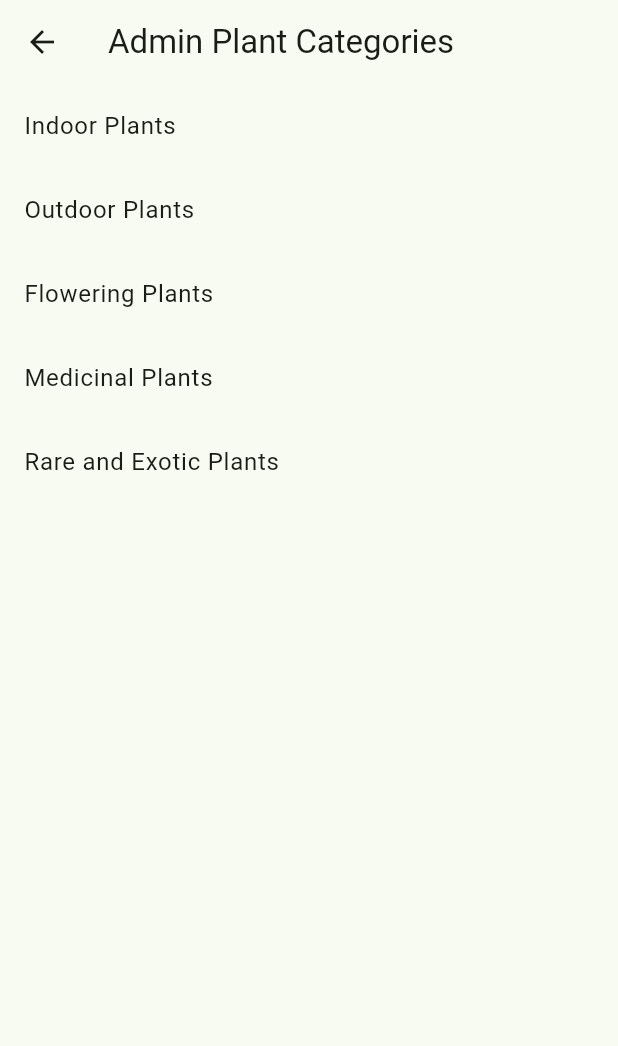
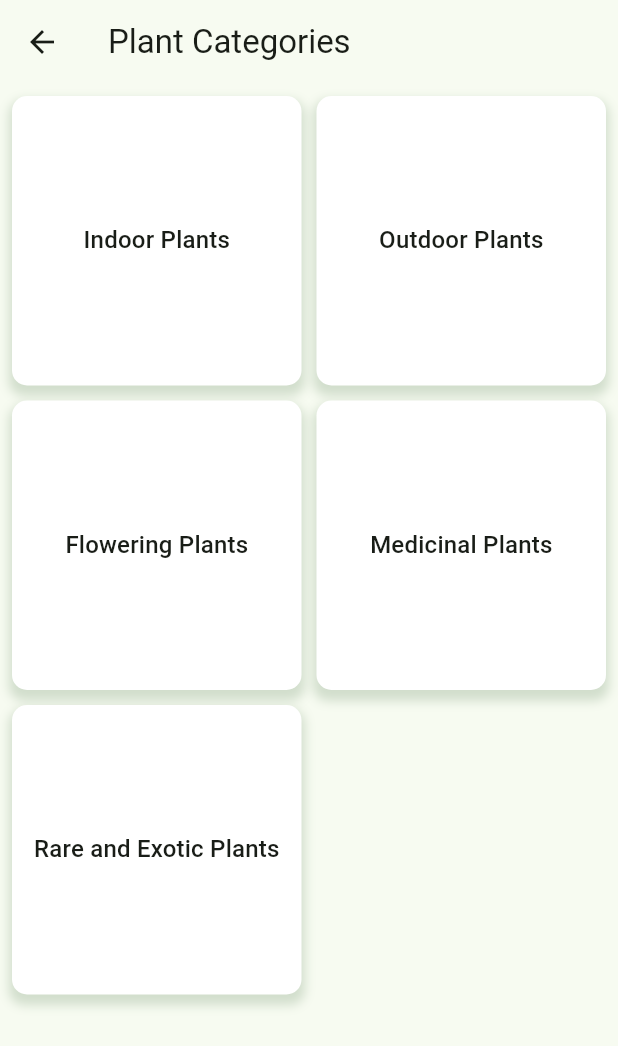
Before and after one commit to Sharangan13/project2_admin, a Flutter app: the AdminManagePage screen opened directly, after a tap on "Plants", on a phone screen of 412 x 824 dp. Shown: the top 1046 px of the screen. Run offline on Flutter 3.47's test engine with Material 2 defaults, Android fonts, the phone set to English and light mode, and no system bars; our stand-ins replace firebase_core; missing offline and left inert: qr_code_scanner; accounts and stored records are empty.

Commit message:
admin home page ui design 60%

```diff
--- a/lib/AdminManagePage.dart
+++ b/lib/AdminManagePage.dart
@@ -6,30 +6,83 @@ class AdminManagePage extends StatelessWidget {
   Widget build(BuildContext context) {
     return Scaffold(
       appBar: AppBar(
-        title: Text('Admin Manage Plants and Equipment'),
+        title: Text(''),
       ),
-      body: ListView(
+      body: Container(
+        child: Row(
           children: [
-          ListTile(
-            title: Text('Plants'),
+            Expanded(
+              child: GestureDetector(
                 onTap: () {
                   Navigator.push(
                     context,
                     MaterialPageRoute(
-                    builder: (context) => AdminPlantCategoriesPage()),
+                      builder: (context) => AdminPlantCategoriesPage(),
+                    ),
                   );
                 },
+                child: SizedBox(
+                  height: 150,
+                  child: Container(
+                    decoration: BoxDecoration(
+                      color: Colors.white,
+                      borderRadius: BorderRadius.circular(10),
+                      boxShadow: [
+                        BoxShadow(
+                          offset: const Offset(0, 5),
+                          color: Theme.of(context).primaryColor.withOpacity(.2),
+                          spreadRadius: 2,
+                          blurRadius: 5,
                         ),
-          ListTile(
-            title: Text('Equipment'),
+                      ],
+                    ),
+                    child: Center(
+                      child: Text(
+                        'Plants',
+                        style: Theme.of(context).textTheme.titleMedium,
+                      ),
+                    ),
+                  ),
+                ),
+              ),
+            ),
+            Expanded(
+              child: GestureDetector(
                 onTap: () {
                   Navigator.push(
                     context,
-                MaterialPageRoute(builder: (context) => AdminEquipmentPage()),
+                    MaterialPageRoute(
+                      builder: (context) => AdminEquipmentPage(),
+                    ),
                   );
                 },
+                child: SizedBox(
+                  height: 150,
+                  child: Container(
+                    decoration: BoxDecoration(
+                      color: Colors.white,
+                      borderRadius: BorderRadius.circular(10),
+                      boxShadow: [
+                        BoxShadow(
+                          offset: const Offset(0, 5),
+                          color: Theme.of(context).primaryColor.withOpacity(.2),
+                          spreadRadius: 2,
+                          blurRadius: 5,
                         ),
                       ],
+                    ),
+                    child: Center(
+                      child: Text(
+                        'Equipment',
+                        style: Theme.of(context).textTheme.titleMedium,
+                      ),
+                    ),
+                  ),
+                ),
+              ),
+            ),
+          ],
+        ),
       ),
     );
   }
@@ -48,23 +101,53 @@ class AdminPlantCategoriesPage extends StatelessWidget {
   Widget build(BuildContext context) {
     return Scaffold(
       appBar: AppBar(
-        title: Text('Admin Plant Categories'),
+        title: Text('Plant Categories'),
       ),
-      body: ListView.builder(
-        itemCount: plantCategories.length,
-        itemBuilder: (context, index) {
-          return ListTile(
-            title: Text(plantCategories[index]),
+      body: Padding(
+        padding: const EdgeInsets.all(8.0),
+        child: GridView.count(
+          crossAxisCount: 2,
+          crossAxisSpacing: 10.0, // Add a small gap between columns
+          mainAxisSpacing: 10.0, // Add a small gap between rows
+          children: List.generate(plantCategories.length, (index) {
+            return GestureDetector(
               onTap: () {
                 Navigator.push(
                   context,
                   MaterialPageRoute(
                     builder: (context) => AdminPlantDetailsPage(
-                        category: plantCategories[index])),
+                      category: plantCategories[index],
+                    ),
+                  ),
                 );
               },
+              child: SizedBox(
+                width: 150,
+                height: 150,
+                child: Container(
+                  decoration: BoxDecoration(
+                    color: Colors.white,
+                    borderRadius: BorderRadius.circular(10),
+                    boxShadow: [
+                      BoxShadow(
+                        offset: const Offset(0, 5),
+                        color: Theme.of(context).primaryColor.withOpacity(.2),
+                        spreadRadius: 2,
+                        blurRadius: 5,
+                      ),
+                    ],
+                  ),
+                  child: Center(
+                    child: Text(
+                      plantCategories[index],
+                      style: Theme.of(context).textTheme.titleMedium,
+                    ),
+                  ),
+                ),
+              ),
             );
-        },
+          }),
+        ),
       ),
     );
   }
@@ -81,7 +164,7 @@ class AdminPlantDetailsPage extends StatelessWidget {
   Widget build(BuildContext context) {
     return Scaffold(
       appBar: AppBar(
-        title: Text('Admin Plant Details'),
+        title: Text('Plant Details'),
       ),
       body: Center(
         child: Text(
@@ -100,7 +183,7 @@ class AdminEquipmentPage extends StatelessWidget {
   Widget build(BuildContext context) {
     return Scaffold(
       appBar: AppBar(
-        title: Text('Admin Equipment'),
+        title: Text('Equipment'),
       ),
       body: Center(
         child: Text(
--- a/lib/adminHome.dart
+++ b/lib/adminHome.dart
@@ -1,6 +1,5 @@
 import 'package:flutter/cupertino.dart';
 import 'package:flutter/material.dart';
-
 import 'AdminManagePage.dart';
 import 'ConsultancyBookingDetailsPage.dart';
 import 'QrScannerPage.dart';
```
Lines whose indentation alone changed are shown as unchanged.
